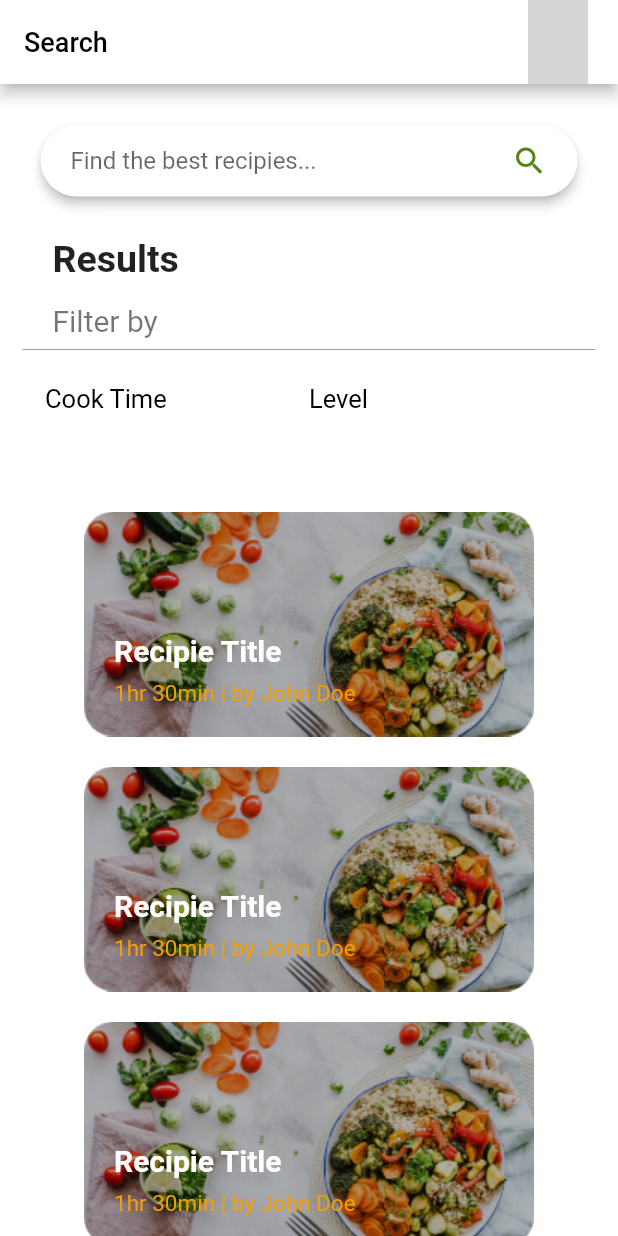
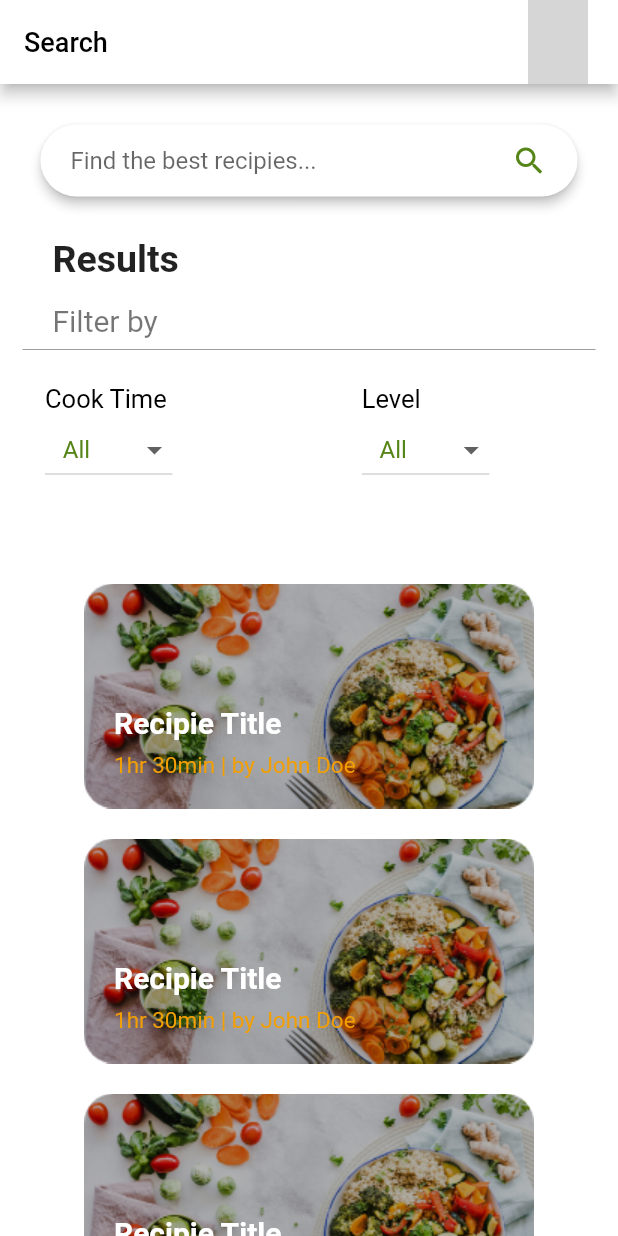
Before and after one commit to shahrukhktk/Recipe-Flutter-App-UI, a Flutter app: the screen it shows after launch, on a phone screen of 412 x 824 dp. Run offline on Flutter 3.47's test engine with Material 2 defaults, Android fonts, the phone set to English and light mode, and no system bars; our stand-ins replace image_picker; network calls fail; grey boxes are pictures that could not be loaded.

Commit message:
INIT COMMIT 1. Auth Main Screen Done 2. Login Page Done 3. Signup option page done 4. Sign up with email page done 5. Upload image page done 6. Home Page done

```diff
--- /dev/null
+++ b/lib/AppAssets/DropDownwidget.dart
@@ -0,0 +1,63 @@
+import 'package:flutter/material.dart';
+import 'package:recipe/AppAssets/app_assets.dart';
+
+class Item
+{
+  const Item(this.recipename);
+  final String recipename;
+//  final Icon icon;
+}
+
+class DropDownClass extends StatefulWidget {
+  @override
+  _DropDownClassState createState() => _DropDownClassState();
+}
+
+class _DropDownClassState extends State<DropDownClass> {
+  @override
+  Widget build(BuildContext context) {
+
+    var selected_recipe;
+
+    List<Item> recipes = <Item>[
+      const Item('Recipe 1'),
+      const Item('Recipe 2'),
+      const Item('Recipe 3'),
+      const Item('Recipe 4'),
+      const Item('Recipe 5'),
+    ];
+
+    return Container(
+      decoration: BoxDecoration(
+        borderRadius: BorderRadius.circular(2.0),
+        color: Colors.white,
+      ),
+      child: DropdownButton<Item>(
+        hint:  Text("\t\t All \t\t\t\t", style: TextStyle(
+          fontFamily: 'Roboto',
+          color: AppColors.accentcolor,
+        ),
+        ),
+        value: selected_recipe,
+        onChanged: (Item Value) {
+          setState(() {
+            selected_recipe = Value;
+          });
+        },
+        items: recipes.map((Item recipe) {
+          return  DropdownMenuItem<Item>(
+            value: recipe,
+            child: Row(
+              children: <Widget>[
+                Text(
+                  recipe.recipename,
+                  style:  TextStyle(color: Colors.black),
+                ),
+              ],
+            ),
+          );
+        }).toList(),
+      ),
+    );
+  }
+}
--- a/lib/MainScreens/SearchPage.dart
+++ b/lib/MainScreens/SearchPage.dart
@@ -1,5 +1,6 @@
 import 'package:flutter/cupertino.dart';
 import 'package:flutter/material.dart';
+import 'package:recipe/AppAssets/DropDownwidget.dart';
 import 'package:recipe/AppAssets/app_assets.dart';
 import 'package:recipe/AppAssets/custom_searchbar.dart';
 
@@ -66,7 +67,7 @@ class _SearchPageScreenState extends State<SearchPage> {
               crossAxisAlignment: CrossAxisAlignment.center,
               children: [
                 Expanded(
-                  flex: 2,
+                  flex: 3,
                   child: Column(
                     mainAxisAlignment: MainAxisAlignment.start,
                     crossAxisAlignment: CrossAxisAlignment.start,
@@ -79,7 +80,7 @@ class _SearchPageScreenState extends State<SearchPage> {
                         ),
                       ),
 
-
+                      DropDownClass(),
 
                     ],
                   ),
@@ -97,6 +98,9 @@ class _SearchPageScreenState extends State<SearchPage> {
                             fontSize: 17.0, fontFamily: 'Roboto', fontWeight: FontWeight.normal, color: Colors.black
                         ),
                       ),
+
+                      DropDownClass(),
+
                     ],
                   ),
                 ),
```
